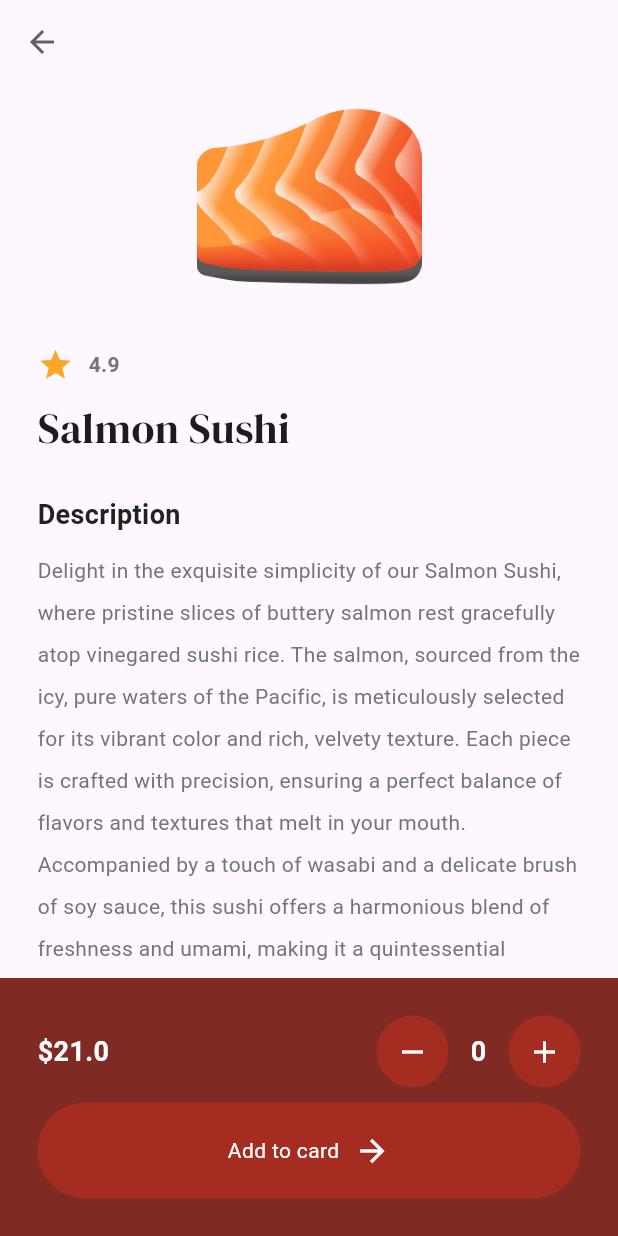
After one commit to monera023/flutter_application_1, a Flutter app: the MenuPage screen opened by its route, after a tap on "Salmon Sushi", on a phone screen of 412 x 824 dp. The commit adds this screen. Run offline on Flutter 3.47's test engine with Material 3 defaults, Android fonts, the phone set to English and light mode, and no system bars; our stand-ins replace google_fonts.

Commit message:
food detail page on tap

```diff
--- a/lib/components/food_tile.dart
+++ b/lib/components/food_tile.dart
@@ -5,11 +5,14 @@ import '../models/food.dart';
 
 class FoodTile extends StatelessWidget {
   final Food food;
-  const FoodTile({super.key, required this.food});
+  final void Function()? onTap;
+  const FoodTile({super.key, required this.food, required this.onTap});
 
   @override
   Widget build(BuildContext context) {
-    return Container(
+    return GestureDetector(
+      onTap:  onTap,
+      child: Container(
         decoration: BoxDecoration(
           color: Colors.white60,
           borderRadius: BorderRadius.circular(20),
@@ -61,6 +64,7 @@ class FoodTile extends StatelessWidget {
             )
           ],
         ),
+      ),
     );
   }
 }
--- /dev/null
+++ b/lib/pages/food_details_page.dart
@@ -0,0 +1,170 @@
+import 'package:flutter/material.dart';
+import 'package:flutter_application_1/components/button.dart';
+import 'package:flutter_application_1/themes/colors.dart';
+import 'package:google_fonts/google_fonts.dart';
+
+import '../models/food.dart';
+
+class FoodDetailsPage extends StatefulWidget {
+  final Food food;
+  const FoodDetailsPage({super.key, required this.food});
+
+  @override
+  State<FoodDetailsPage> createState() => _FoodDetailsPageState();
+}
+
+class _FoodDetailsPageState extends State<FoodDetailsPage> {
+  // quantity
+  int quatityCount = 0;
+
+  // decrement quantity
+  void decrementQuantity() {
+    setState(() {
+      quatityCount--;
+    });
+  }
+
+  // increment quantity
+
+  void incrementQuantity() {
+    setState(() {
+      quatityCount++;
+    });
+  }
+
+  void addTocart(){}
+
+  @override
+  Widget build(BuildContext context) {
+    return Scaffold(
+        appBar: AppBar(
+          backgroundColor: Colors.transparent,
+          elevation: 0,
+          foregroundColor: Colors.grey[700],
+        ),
+        body: Column(
+          children: [
+            // listview of food details
+            Expanded(
+                child: Padding(
+              padding: const EdgeInsets.symmetric(horizontal: 25),
+              child: ListView(
+                children: [
+                  // image
+                  Image.asset(
+                    widget.food.imagePath,
+                    height: 150,
+                  ),
+
+                  const SizedBox(height: 25),
+
+                  // rating
+                  Row(
+                    children: [
+                      Icon(Icons.star, color: Colors.yellow[800]),
+
+                      const SizedBox(width: 10),
+
+                      // rating number
+                      Text(widget.food.rating,
+                          style: TextStyle(
+                              color: Colors.grey[600],
+                              fontWeight: FontWeight.bold)),
+                    ],
+                  ),
+
+                  const SizedBox(height: 10),
+
+                  // food name
+                  Text(widget.food.name,
+                      style: GoogleFonts.dmSerifDisplay(fontSize: 28)),
+
+                  const SizedBox(height: 25),
+
+                  Text("Description",
+                      style: TextStyle(
+                          color: Colors.grey[900],
+                          fontWeight: FontWeight.bold,
+                          fontSize: 18)),
+                  const SizedBox(height: 10),
+
+                  // food description
+                  Text(
+                    "Delight in the exquisite simplicity of our Salmon Sushi, where pristine slices of buttery salmon rest gracefully atop vinegared sushi rice. The salmon, sourced from the icy, pure waters of the Pacific, is meticulously selected for its vibrant color and rich, velvety texture. Each piece is crafted with precision, ensuring a perfect balance of flavors and textures that melt in your mouth. Accompanied by a touch of wasabi and a delicate brush of soy sauce, this sushi offers a harmonious blend of freshness and umami, making it a quintessential experience for sushi aficionados. Whether enjoyed on its own or as part of a larger sushi platter, our Salmon Sushi promises an authentic and memorable culinary journey",
+                    style: TextStyle(
+                        color: Colors.grey[600], fontSize: 14, height: 2),
+                  ),
+                ],
+              ),
+            )),
+            // price + quantity + add to cart button
+            Container(
+              color: primaryColor,
+              padding: const EdgeInsets.all(25),
+              child: Column(
+                children: [
+                  // price + quantity
+                  Row(
+                    mainAxisAlignment: MainAxisAlignment.spaceBetween,
+                    children: [
+                      // price
+                      Text(
+                        "\$" + widget.food.price,
+                        style: const TextStyle(
+                            color: Colors.white,
+                            fontWeight: FontWeight.bold,
+                            fontSize: 18),
+                      ),
+                      const SizedBox(width: 5),
+                      // quantity
+                      Row(
+                        children: [
+                          // minus button
+                          Container(
+                              decoration: BoxDecoration(
+                                  color: secondaryColor,
+                                  shape: BoxShape.circle),
+                              child: IconButton(
+                                  onPressed: decrementQuantity,
+                                  icon:
+                                      Icon(Icons.remove, color: Colors.white))),
+
+                          // quantity count
+                          SizedBox(
+                            width: 40,
+                            child: Center(
+                              child: Text(quatityCount.toString(),
+                                  style: const TextStyle(
+                                      color: Colors.white,
+                                      fontWeight: FontWeight.bold,
+                                      fontSize: 18)
+                              ),
+                            ),
+                          ),
+
+                          // plus button
+                          Container(
+                              decoration: BoxDecoration(
+                                  color: secondaryColor,
+                                  shape: BoxShape.circle),
+                              child: IconButton(
+                                  onPressed: incrementQuantity,
+                                  icon: Icon(Icons.add, color: Colors.white))),
+                        ],
+                      )
+                    ],
+                  ),
+
+                  const SizedBox(height: 10),
+
+                  // add to cart button
+                  MyButton(text: "Add to card", onTap: addTocart)
+                ],
+              ),
+            )
+
+            //
+          ],
+        ));
+  }
+}
--- a/lib/pages/menu_page.dart
+++ b/lib/pages/menu_page.dart
@@ -5,6 +5,7 @@ import 'package:flutter_application_1/themes/colors.dart';
 import 'package:google_fonts/google_fonts.dart';
 
 import '../components/food_tile.dart';
+import 'food_details_page.dart';
 
 class MenuPage extends StatefulWidget {
   const MenuPage({super.key});
@@ -27,6 +28,15 @@ class _MenuPageState extends State<MenuPage> {
         imagePath: "lib/images/tuna.png",
         rating: "4.5")
   ];
+
+  // navigate to food item details page
+  void navigateToFoodDetails(int index) {
+    Navigator.push(
+        context,
+        MaterialPageRoute(
+            builder: (context) => FoodDetailsPage(food: foodMenu[index])));
+  }
+
   @override
   Widget build(BuildContext context) {
     return Scaffold(
@@ -94,8 +104,7 @@ class _MenuPageState extends State<MenuPage> {
                       borderSide: BorderSide(color: Colors.white),
                       borderRadius: BorderRadius.circular(20),
                     ),
-                    hintText: "Search here.."
-                ),
+                    hintText: "Search here.."),
               ),
             ),
 
@@ -119,7 +128,10 @@ class _MenuPageState extends State<MenuPage> {
                 child: ListView.builder(
               scrollDirection: Axis.horizontal,
               itemCount: foodMenu.length,
-              itemBuilder: (context, index) => FoodTile(food: foodMenu[index]),
+              itemBuilder: (context, index) => FoodTile(
+                food: foodMenu[index],
+                onTap: () => navigateToFoodDetails(index),
+              ),
             )),
 
             const SizedBox(height: 10),
@@ -135,9 +147,13 @@ class _MenuPageState extends State<MenuPage> {
               child: Row(
                 mainAxisAlignment: MainAxisAlignment.spaceBetween,
                 children: [
-                  Row(children: [
+                  Row(
+                    children: [
                       // image
-                  Image.asset('lib/images/tuna.png', height: 40,),
+                      Image.asset(
+                        'lib/images/tuna.png',
+                        height: 40,
+                      ),
 
                       const SizedBox(width: 20),
                       // name and price
@@ -145,24 +161,28 @@ class _MenuPageState extends State<MenuPage> {
                         crossAxisAlignment: CrossAxisAlignment.start,
                         children: [
                           // name
-                    Text("Tuna tuna", style: GoogleFonts.dmSerifDisplay(fontSize: 18)),
+                          Text("Tuna tuna",
+                              style: GoogleFonts.dmSerifDisplay(fontSize: 18)),
 
                           const SizedBox(height: 5),
 
                           // price
-                    Text('\$21.00', style: TextStyle(color: Colors.grey[700]),)
+                          Text(
+                            '\$21.00',
+                            style: TextStyle(color: Colors.grey[700]),
+                          )
 
                           // price
-                  ],),
-                  ],),
+                        ],
+                      ),
+                    ],
+                  ),
 
                   // heart
-                  Icon(
-                    Icons.favorite_outline,
-                    color: Colors.grey[700],
-                    size: 28
-                  )
-              ],),
+                  Icon(Icons.favorite_outline,
+                      color: Colors.grey[700], size: 28)
+                ],
+              ),
             )
           ],
         ));
--- a/lib/themes/colors.dart
+++ b/lib/themes/colors.dart
@@ -1,3 +1,4 @@
 import 'package:flutter/material.dart';
 
 var primaryColor = Color.fromARGB(255, 127, 43, 36);
+var secondaryColor = Color.fromARGB(255, 164, 44, 33);
```
Lines whose indentation alone changed are shown as unchanged.
